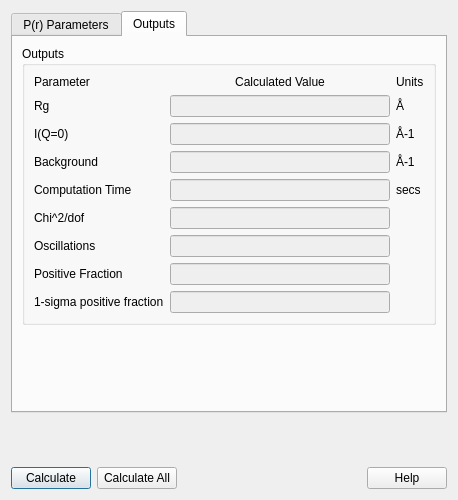
The window that src/sas/qtgui/Perspectives/Inversion/UI/TabbedInversionUI.ui (SasView/sasview) describes before a commit, drawn with Qt 5.
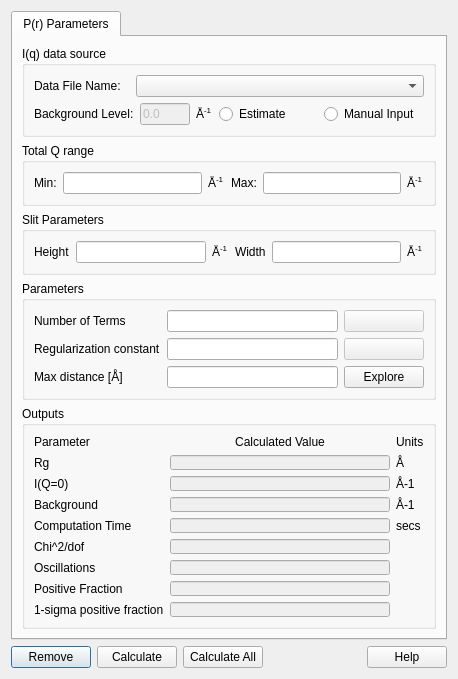
The same window after the commit. The open tabs and pages were chosen to show the change.

Commit message: Return P(r) window to a single tab. Added a button to remove current data set from data list.

Patch:
```diff
--- a/src/sas/qtgui/Perspectives/Inversion/UI/TabbedInversionUI.ui
+++ b/src/sas/qtgui/Perspectives/Inversion/UI/TabbedInversionUI.ui
@@ -7,11 +7,11 @@
     <x>0</x>
     <y>0</y>
     <width>458</width>
-    <height>500</height>
+    <height>679</height>
    </rect>
   </property>
   <property name="sizePolicy">
-   <sizepolicy hsizetype="Preferred" vsizetype="Preferred">
+   <sizepolicy hsizetype="Expanding" vsizetype="Expanding">
     <horstretch>0</horstretch>
     <verstretch>0</verstretch>
    </sizepolicy>
@@ -19,24 +19,31 @@
   <property name="minimumSize">
    <size>
     <width>458</width>
-    <height>500</height>
+    <height>679</height>
    </size>
   </property>
   <property name="maximumSize">
    <size>
-    <width>458</width>
-    <height>500</height>
+    <width>16777215</width>
+    <height>16777215</height>
    </size>
   </property>
   <property name="windowTitle">
    <string>P(r) Inversion</string>
   </property>
   <layout class="QGridLayout" name="gridLayout_7">
-   <item row="3" column="0">
+   <item row="4" column="0">
     <layout class="QHBoxLayout" name="horizontalLayout_8">
      <property name="sizeConstraint">
       <enum>QLayout::SetDefaultConstraint</enum>
      </property>
+     <item>
+      <widget class="QPushButton" name="removeButton">
+       <property name="text">
+        <string>Remove</string>
+       </property>
+      </widget>
+     </item>
      <item>
       <widget class="QPushButton" name="calculateThisButton">
        <property name="text">
@@ -88,7 +95,7 @@
      </item>
     </layout>
    </item>
-   <item row="2" column="0">
+   <item row="3" column="0">
     <spacer name="verticalSpacer">
      <property name="orientation">
       <enum>Qt::Vertical</enum>
@@ -101,7 +108,7 @@
      </property>
     </spacer>
    </item>
-   <item row="1" column="0">
+   <item row="1" column="0" rowspan="2">
     <widget class="QTabWidget" name="PrTabWidget">
      <property name="sizePolicy">
       <sizepolicy hsizetype="Expanding" vsizetype="Expanding">
@@ -122,7 +129,7 @@
       <attribute name="title">
        <string>P(r) Parameters</string>
       </attribute>
-      <layout class="QVBoxLayout" name="verticalLayout_6" stretch="0,1,1,0">
+      <layout class="QVBoxLayout" name="verticalLayout_6" stretch="0,1,1,0,0">
        <item>
         <widget class="QGroupBox" name="dataSourceGroupBox">
          <property name="title">
@@ -389,14 +396,7 @@
          </layout>
         </widget>
        </item>
-      </layout>
-     </widget>
-     <widget class="QWidget" name="tabOptions">
-      <attribute name="title">
-       <string>Outputs</string>
-      </attribute>
-      <layout class="QGridLayout" name="gridLayout_6">
-       <item row="0" column="0">
+       <item>
         <widget class="QGroupBox" name="outputsGroupBox">
          <property name="title">
           <string>Outputs</string>
@@ -569,19 +569,6 @@
          </layout>
         </widget>
        </item>
-       <item row="1" column="0">
-        <spacer name="verticalSpacer_2">
-         <property name="orientation">
-          <enum>Qt::Vertical</enum>
-         </property>
-         <property name="sizeHint" stdset="0">
-          <size>
-           <width>20</width>
-           <height>40</height>
-          </size>
-         </property>
-        </spacer>
-       </item>
       </layout>
      </widget>
     </widget>
```
The commit also changes 2 other files.
